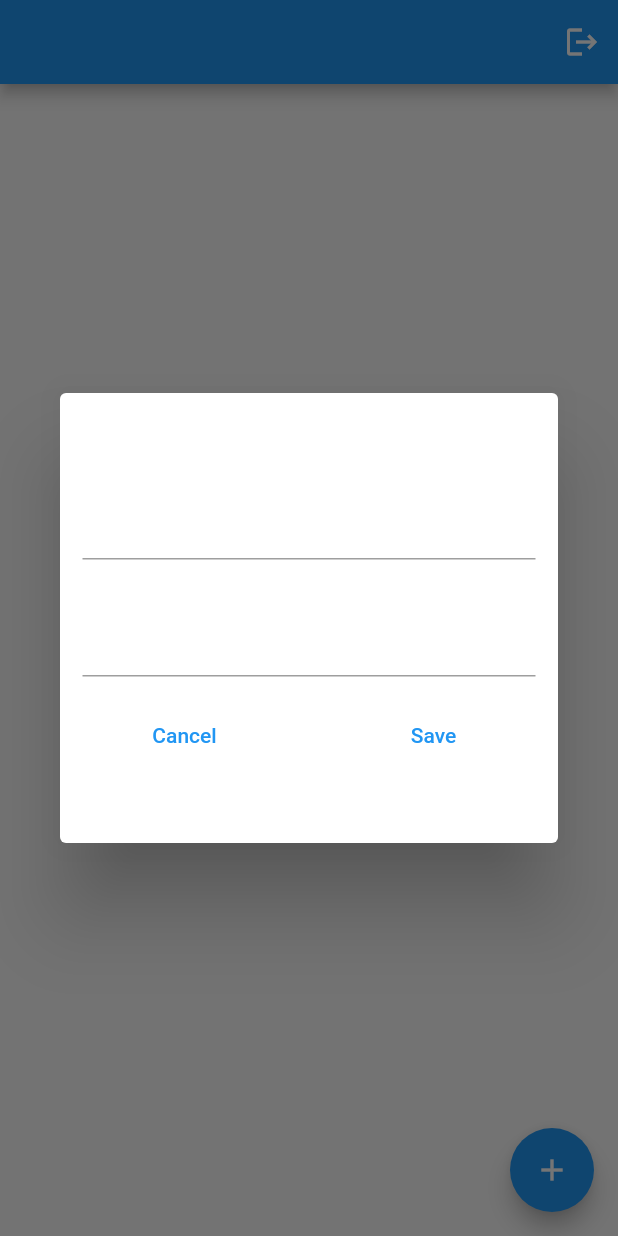
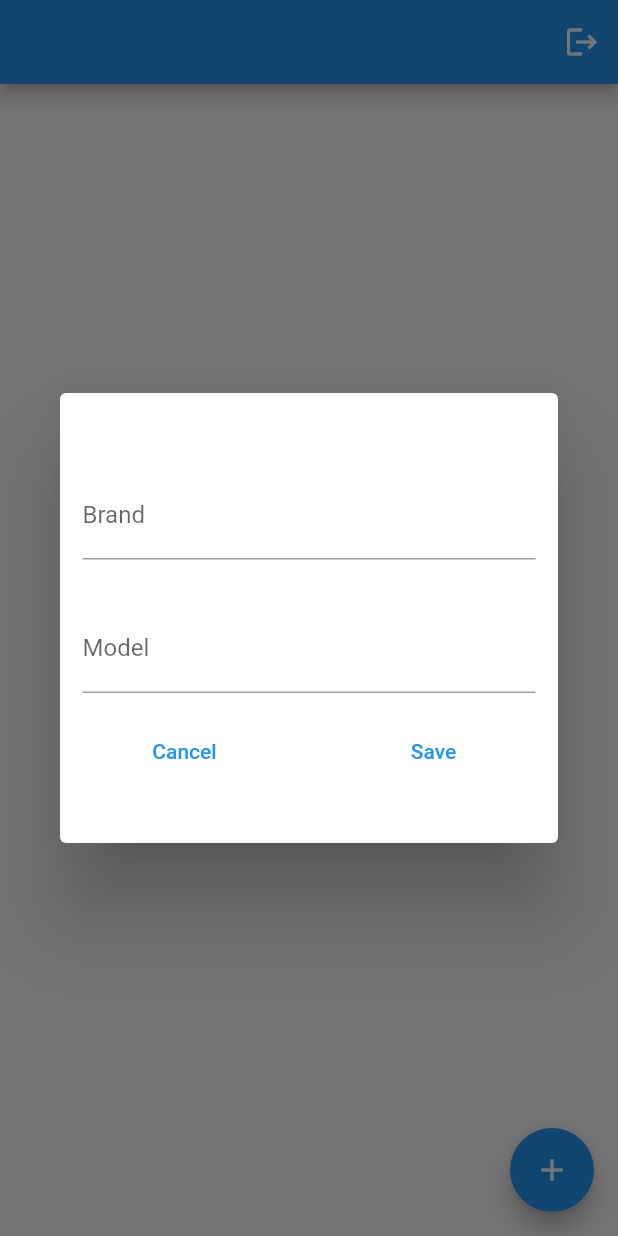
Before and after one commit to katskoru/firebase_CRUD_example, a Flutter app: the screen it shows once a user with an empty profile is signed in, after a tap on the "add" icon, on a phone screen of 412 x 824 dp. Run offline on Flutter 3.47's test engine with Material 2 defaults, Android fonts, the phone set to English and light mode, and no system bars; our stand-ins replace cloud_firestore, firebase_auth, firebase_core; accounts and stored records are empty.

Commit message:
add labelText to Form Dialog

```diff
--- a/lib/main.dart
+++ b/lib/main.dart
@@ -4,7 +4,6 @@ import 'package:firebase_example/screens/auth/sign_up.dart';
 import 'package:firebase_example/screens/home/home.dart';
 import 'package:flutter/material.dart';
 import 'package:firebase_core/firebase_core.dart';
-import 'package:cloud_firestore/cloud_firestore.dart';
 import 'package:provider/provider.dart';
 
 Future<void> main() async {
@@ -32,7 +31,7 @@ class MyApp extends StatelessWidget {
         theme: ThemeData(
           primarySwatch: Colors.blue,
         ),
-        home: LoginHandler(),
+        home: const LoginHandler(),
       ),
     );
   }
--- a/lib/screens/home/widgets/car_modal.dart
+++ b/lib/screens/home/widgets/car_modal.dart
@@ -36,6 +36,7 @@ class _CarModalState extends State<CarModal> {
             Padding(
               padding: const EdgeInsets.all(15.0),
               child: TextFormField(
+                decoration: InputDecoration(labelText: "Brand"),
                 onChanged: (value) {
                   setState(() {
                     _car!.brand = value;
@@ -53,6 +54,7 @@ class _CarModalState extends State<CarModal> {
             Padding(
               padding: const EdgeInsets.all(15.0),
               child: TextFormField(
+                decoration: InputDecoration(labelText: "Model"),
                 onChanged: (value) {
                   setState(() {
                     _car!.model = value;
```
